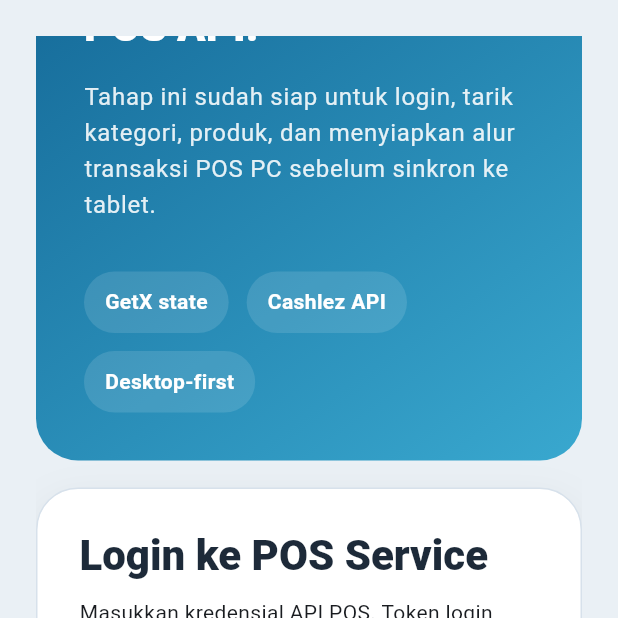
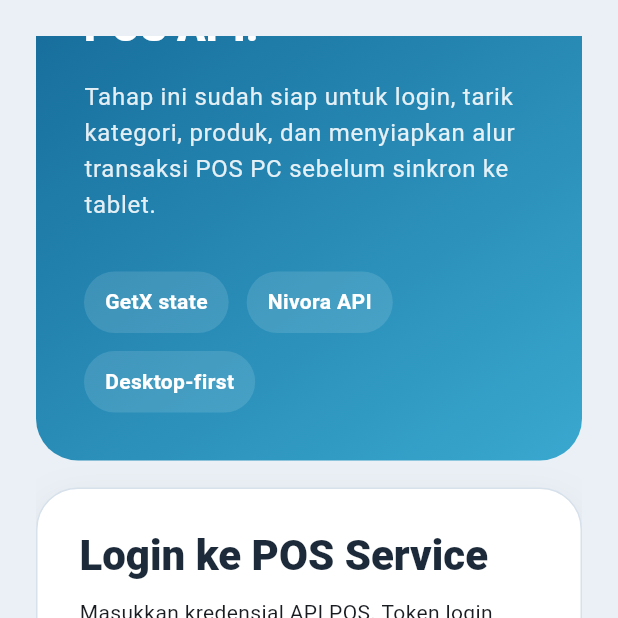
Before and after one commit to izolama/pos-pc-nivora, a Flutter app: the screen it shows after launch, scrolled down 226 dp, on a phone screen of 412 x 824 dp, the top half of it. Run offline on Flutter 3.47's test engine with Material 3 defaults, Android fonts, the phone set to English and light mode, and no system bars; our stand-ins replace file_picker, get, shared_preferences; Roboto replaces fonts that are missing (Verdana).

Commit message:
adjust : change text

```diff
--- a/lib/app/data/services/pos_sync_service.dart
+++ b/lib/app/data/services/pos_sync_service.dart
@@ -9,7 +9,7 @@
         PosMenuItem(
           key: 'user',
           label: 'Sesi API',
-          description: 'Status login dan token aktif untuk Cashlez POS API.',
+          description: 'Status login dan token aktif untuk Nivora POS API.',
         ),
         PosMenuItem(
           key: 'item',
--- a/lib/app/modules/auth/views/login_view.dart
+++ b/lib/app/modules/auth/views/login_view.dart
@@ -90,7 +90,7 @@
               ),
               const SizedBox(height: 28),
               Text(
-                'Admin console untuk master data, transaksi, dan integrasi Cashlez POS API.',
+                'Admin console untuk master data, transaksi, dan integrasi Nivora POS API.',
                 style: Theme.of(context).textTheme.headlineMedium?.copyWith(
                   color: Colors.white,
                   fontWeight: FontWeight.w800,
@@ -112,7 +112,7 @@
             runSpacing: 12,
             children: const [
               _FeatureBadge(label: 'GetX state'),
-              _FeatureBadge(label: 'Cashlez API'),
+              _FeatureBadge(label: 'Nivora API'),
               _FeatureBadge(label: 'Desktop-first'),
             ],
           ),
```
